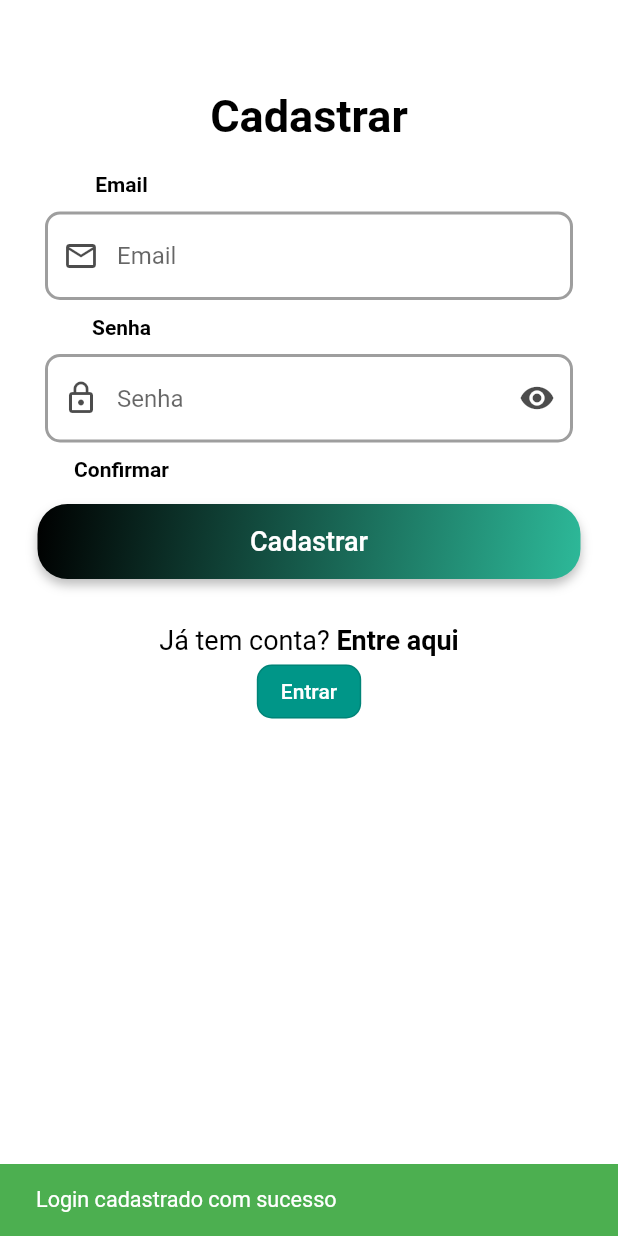
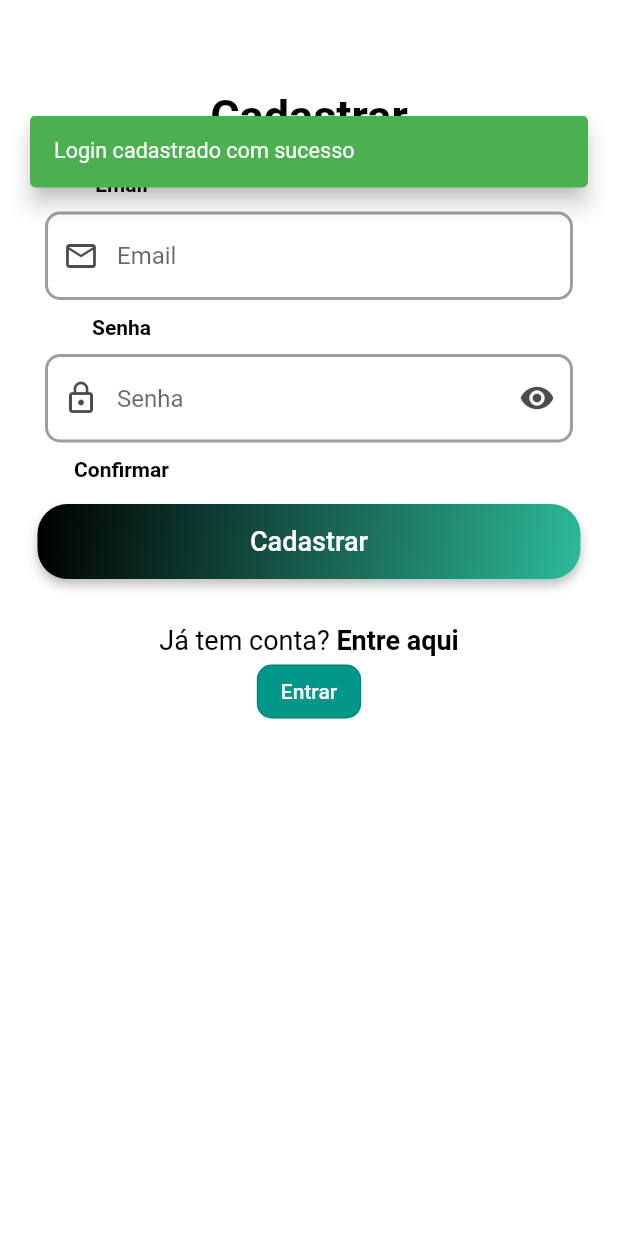
Before and after one commit to dimasmikael/konsi_app, a Flutter app: the RegistrationPage screen opened by its route, after a tap on "Cadastrar", on a phone screen of 412 x 824 dp. Run offline on Flutter 3.47's test engine with Material 2 defaults, Android fonts, the light colour scheme and no system bars; our stand-ins replace animated_splash_screen, convex_bottom_bar, firebase_auth, firebase_core, flutter_platform_widgets, flutter_staggered_animations and 3 more; accounts and stored records are empty; network calls fail; Roboto replaces fonts that are missing (OpenSans).

Commit message:
correção do widget - alert

```diff
--- a/lib/app/ui/android/components/alerts/alert.dart
+++ b/lib/app/ui/android/components/alerts/alert.dart
@@ -6,9 +6,17 @@ class Alert {
   void error(BuildContext context, String text, [TextStyle? textStyle]) {
     ScaffoldMessenger.of(context).showSnackBar(
       SnackBar(
+        behavior: SnackBarBehavior.floating,
+
+        margin: EdgeInsets.only(
+            bottom: MediaQuery.of(context).size.height - 125,
+            right: 20,
+            left: 20),
+
         content: textAlert(text),
         backgroundColor: Colors.red,
         action: SnackBarAction(
+
           label: "",
           textColor: Colors.white,
           onPressed: () {},
@@ -20,6 +28,12 @@ class Alert {
   void success(BuildContext context, String text, [TextStyle? textStyle]) {
     ScaffoldMessenger.of(context).showSnackBar(
       SnackBar(
+        behavior: SnackBarBehavior.floating,
+
+        margin: EdgeInsets.only(
+            bottom: MediaQuery.of(context).size.height - 125,
+            right: 20,
+            left: 20),
         content: textAlert(
           text,
         ),
```
